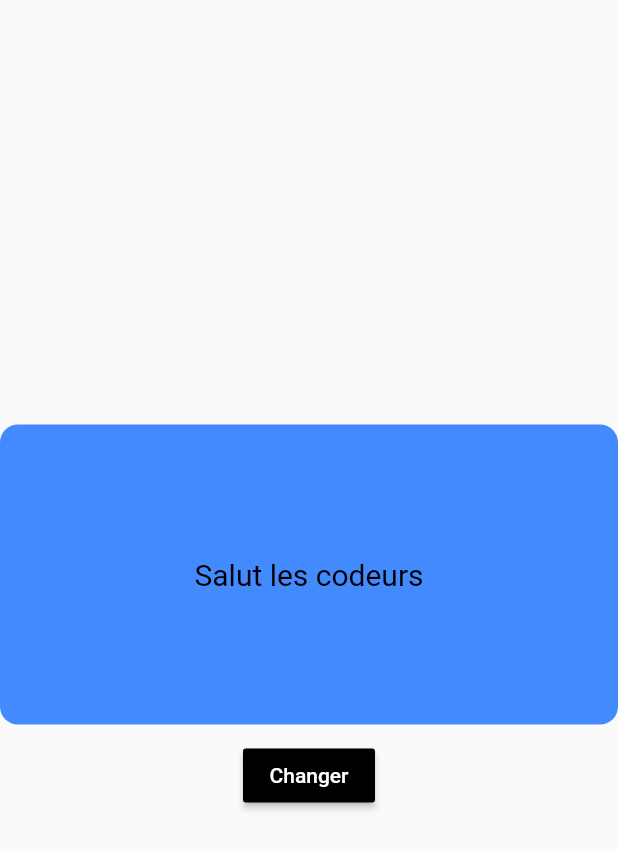
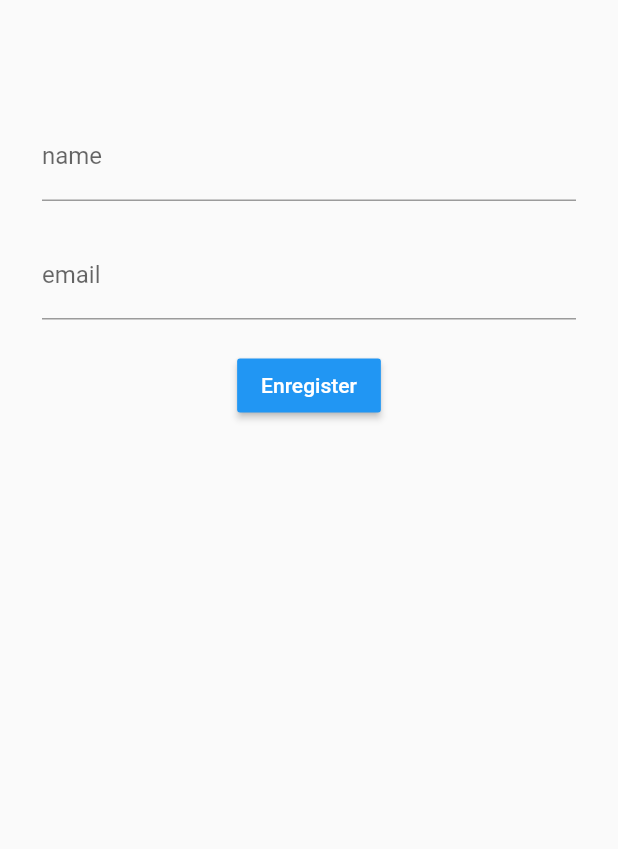
Before and after one commit to FOFE-DEV/sygalin_worksop_flutter, a Flutter app: the screen it shows after launch, on a phone screen of 412 x 824 dp. Shown: the top 849 px of the screen. Run offline on Flutter 3.47's test engine with Material 2 defaults, Android fonts, the phone set to English and light mode, and no system bars.

```diff
--- a/lib/main.dart
+++ b/lib/main.dart
@@ -10,62 +10,85 @@ class MyApp extends StatefulWidget {
 }
 
 class _MyAppState extends State {
-  String _sentence;
-  bool _changed;
+  final _formKey = GlobalKey<FormState>();
+  final GlobalKey scaffoldKey = GlobalKey();
 
-  @override
-  void initState() {
-    _sentence = 'Salut les codeurs';
-    _changed = false;
-    super.initState();
-  }
-
+  String _name;
+  String _email;
   @override
   Widget build(BuildContext context) {
     return MaterialApp(
       debugShowCheckedModeBanner: false,
       title: 'Hello App',
       home: Scaffold(
-        body: Column(
-          mainAxisAlignment: MainAxisAlignment.center,
-          children: [
-            Container(
-              child: Center(
-                child: Text(
-                  _sentence,
-                  style: TextStyle(
-                    color: _changed ? Colors.white : Colors.black,
-                    fontSize: 20.0,
+        body: Container(
+          margin: EdgeInsets.only(top: 25, left: 8, right: 8),
+          child: Form(
+            key: _formKey,
+            child: Column(
+              children: [
+                Container(
+                  margin: EdgeInsets.only(top: 50, left: 20, right: 20),
+                  child: TextFormField(
+                    decoration: InputDecoration(
+                      labelText: 'name',
+                      hintText: 'enter name',
+                    ),
+                    validator: (value) {
+                      if (value.isEmpty) {
+                        return "Please enter some text";
+                      } else {
+                        return null;
+                      }
+                    },
+                    onChanged: (value) {
+                      _name = value;
+                    },
                   ),
                 ),
-              ),
-              height: 200,
-              decoration: BoxDecoration(
-                color: Colors.blueAccent,
-                borderRadius: BorderRadius.circular(12),
-              ),
+                Container(
+                  margin: EdgeInsets.only(top: 20, left: 20, right: 20),
+                  child: TextFormField(
+                    decoration: InputDecoration(
+                      labelText: 'email',
+                      hintText: 'enter email',
+                    ),
+                    validator: (value) {
+                      if (value.isEmpty) {
+                        return "Please enter some text";
+                      } else {
+                        return null;
+                      }
+                    },
+                    onChanged: (value) {
+                      _email = value;
+                    },
+                  ),
+                ),
+                SizedBox(
+                  height: 20,
+                ),
+                RaisedButton(
+                  color: Colors.blue,
+                  onPressed: () {
+                    print("hello");
+                    if (_formKey.currentState.validate()) {
+                      print(_email);
+                    }
+                  },
+                  child: Container(
+                    decoration: BoxDecoration(
+                      color: Colors.blue,
+                    ),
+                    child: Text(
+                      "Enregister",
+                      style: TextStyle(color: Colors.white),
+                    ),
+                  ),
+                ),
+              ],
             ),
-            SizedBox(
-              height: 10.0,
-            ),
-            RaisedButton(
-              color: _changed ? Colors.white : Colors.black,
-              onPressed: () {
-                setState(() {
-                  _changed ? _changed = false : _changed = true;
-                  _sentence == 'Salut les codeurs'
-                      ? _sentence = 'Bye les codeurs'
-                      : _sentence = 'Salut les codeurs';
-                });
-              },
-              child: Text(
-                'Changer',
-                style: TextStyle(
-                  color: _changed ? Colors.black : Colors.white,
-                ),
-              ),
-            )
-          ],
+          ),
         ),
       ),
     );
```
